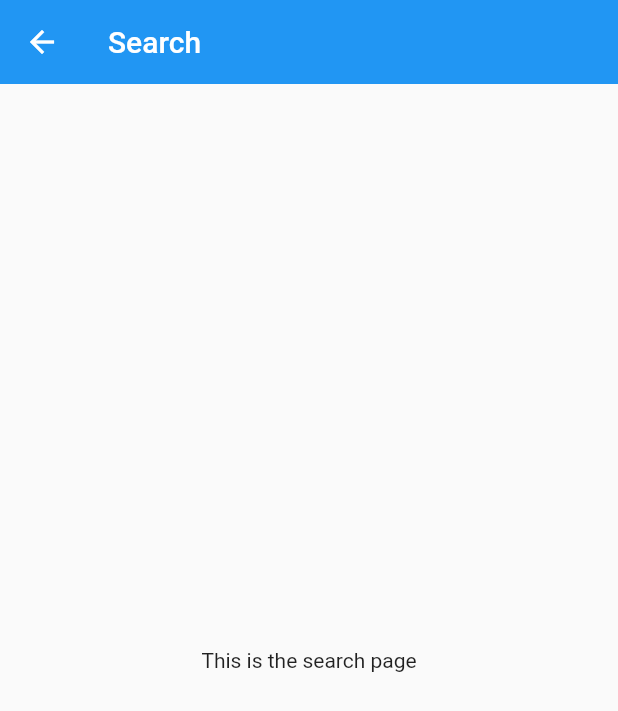
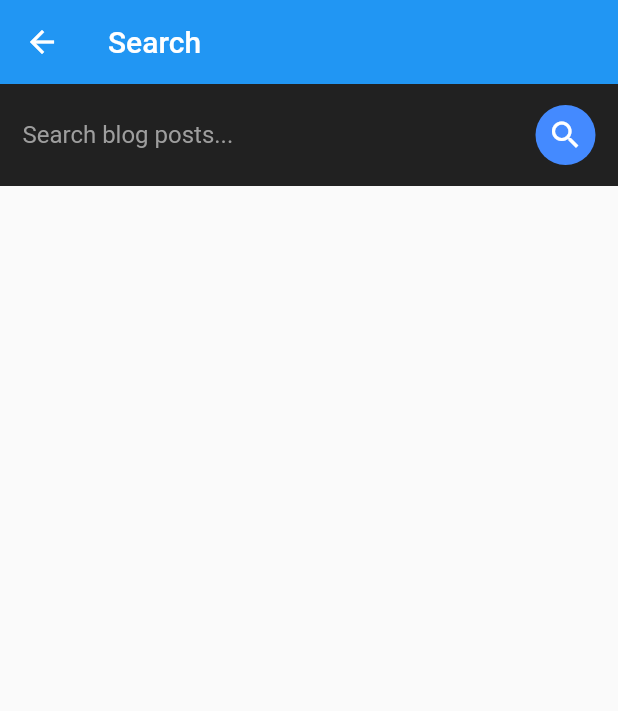
Before and after one commit to ahmedgulabkhan/Atlas, a Flutter app: the SearchPage screen opened directly, on a phone screen of 412 x 824 dp. Shown: the top 711 px of the screen. Run offline on Flutter 3.47's test engine with Material 2 defaults, Android fonts, the phone set to English and light mode, and no system bars; our stand-ins replace cloud_firestore, firebase_auth, flutter_spinkit, shared_preferences; missing offline and left inert: randomizer; accounts and stored records are empty.

Commit message:
search posts

```diff
--- a/lib/pages/search_page.dart
+++ b/lib/pages/search_page.dart
@@ -1,16 +1,112 @@
+import 'package:Atlas/services/database_service.dart';
+import 'package:cloud_firestore/cloud_firestore.dart';
 import 'package:flutter/material.dart';
 
- class SearchPage extends StatelessWidget {
+ class SearchPage extends StatefulWidget {
+
+  @override
+  _SearchPageState createState() => _SearchPageState();
+}
+
+class _SearchPageState extends State<SearchPage> {
+
+  TextEditingController searchEditingController = new TextEditingController();
+  QuerySnapshot searchResultSnapshot;
+  bool _isLoading = false;
+  bool _hasUserSearched = false;
+
+  _initiateSearch() async {
+    if(searchEditingController.text.isNotEmpty){
+      setState(() {
+        _isLoading = true;
+      });
+      await DatabaseService().searchBlogPostsByName(searchEditingController.text).then((snapshot) {
+        searchResultSnapshot = snapshot;
+        // print(searchResultSnapshot.documents.length);
+        setState(() {
+          _isLoading = false;
+          _hasUserSearched = true;
+        });
+      });
+    }
+  }
+
+  Widget blogPostsList() {
+    return _hasUserSearched ? ListView.builder(
+      shrinkWrap: true,
+      itemCount: searchResultSnapshot.documents.length,
+      itemBuilder: (context, index) {
+        return ListTile(
+          title: Text(
+            searchResultSnapshot.documents[index].data["blogPostTitle"], style: TextStyle(fontWeight: FontWeight.bold),
+            overflow: TextOverflow.ellipsis,
+            maxLines: 1,
+          ),
+          subtitle: Text(
+            searchResultSnapshot.documents[index].data["blogPostContent"], style: TextStyle(fontSize: 13.0),
+            overflow: TextOverflow.ellipsis,
+            maxLines: 4,
+          ),
+        );
+      }
+    )
+    :
+    Container();
+  }
+
    @override
    Widget build(BuildContext context) {
      return Scaffold(
       appBar: AppBar(
-        title: Text("Search"),
         elevation: 0.0,
+        backgroundColor: Theme.of(context).primaryColor,
+        title: Text('Search'),
       ),
-      body: Center(
-        child: Text("This is the search page"),
+      body: Container(
+        child: Column(
+          children: [
+            Container(
+              padding: EdgeInsets.symmetric(horizontal: 15.0, vertical: 10.0),
+              color: Colors.black87,
+              child: Row(
+                children: [
+                  Expanded(
+                    child: TextField(
+                      controller: searchEditingController,
+                      style: TextStyle(
+                        color: Colors.white,
+                      ),
+                      decoration: InputDecoration(
+                        hintText: "Search blog posts...",
+                        hintStyle: TextStyle(
+                          color: Colors.grey,
+                          fontSize: 16,
+                        ),
+                        border: InputBorder.none
+                      ),
+                    ),
+                  ),
+                  GestureDetector(
+                    onTap: (){
+                      _initiateSearch();
+                    },
+                    child: Container(
+                      height: 40,
+                        width: 40,
+                        decoration: BoxDecoration(
+                          color: Colors.blueAccent,
+                          borderRadius: BorderRadius.circular(40)
+                        ),
+                        child: Icon(Icons.search, color: Colors.white)
+                    )
+                  )
+                ],
+              ),
+            ),
+            _isLoading ? Container(child: Center(child: CircularProgressIndicator())) : blogPostsList()
+          ],
+        ),
       ),
     );
    }
- }
+}
--- a/lib/widgets/post_tile.dart
+++ b/lib/widgets/post_tile.dart
@@ -43,12 +43,14 @@ class _PostTileState extends State<PostTile> {
             child: Text(widget.blogPostTitle.substring(0, 1).toUpperCase(), textAlign: TextAlign.center, style: TextStyle(color: Colors.white)),
           ),
           title: Text(
-            widget.blogPostTitle, style: TextStyle(fontWeight: FontWeight.bold),
+            widget.blogPostTitle,
+            style: TextStyle(fontWeight: FontWeight.bold),
             overflow: TextOverflow.ellipsis,
             maxLines: 1,
           ),
           subtitle: Text(
-            widget.blogPostContent, style: TextStyle(fontSize: 13.0),
+            widget.blogPostContent,
+            style: TextStyle(fontSize: 13.0),
             overflow: TextOverflow.ellipsis,
             maxLines: 4,
           ),
```
Also changed, not shown: lib/services/database_service.dart (+29 -4 lines).
